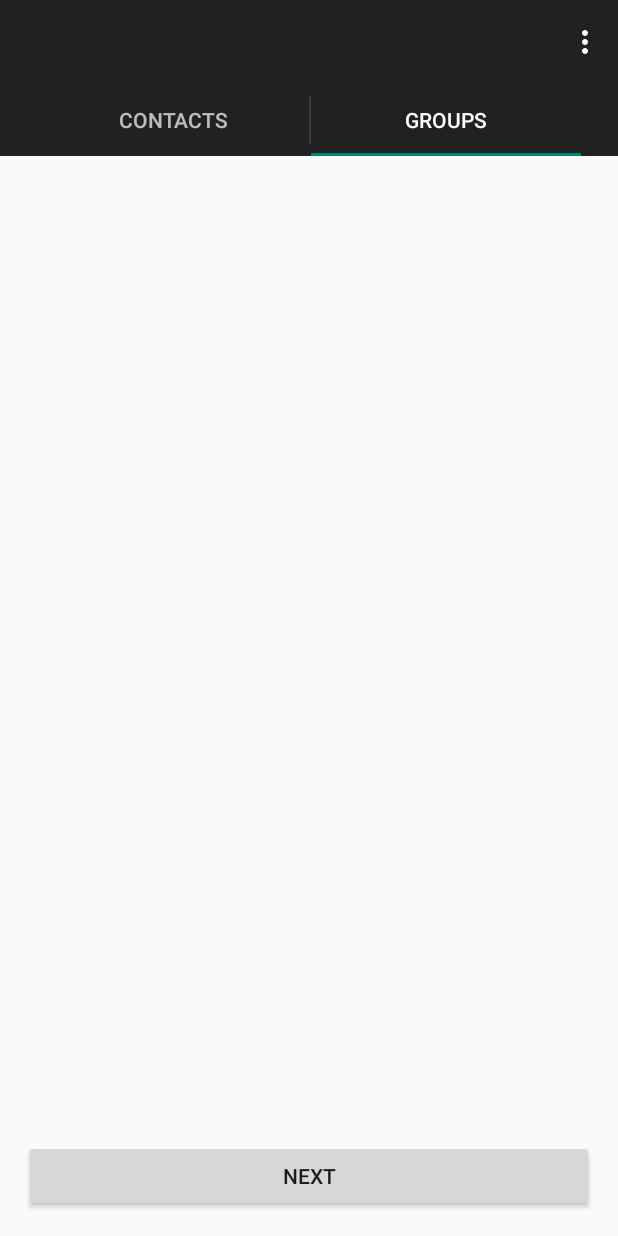
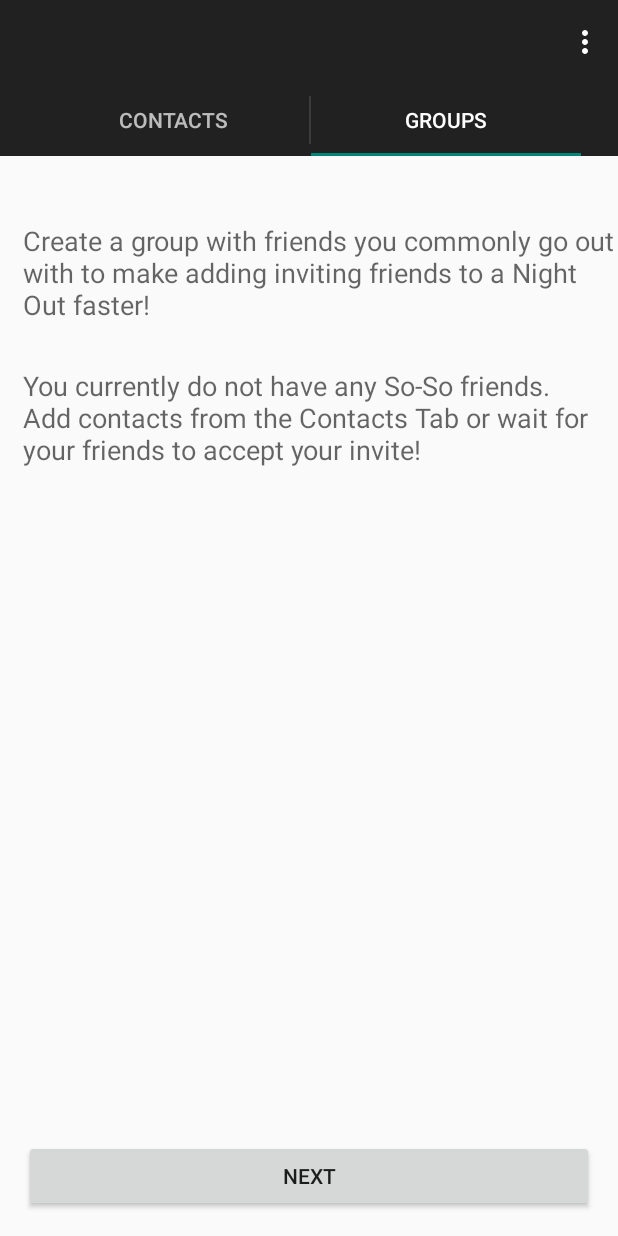
Before and after one commit to juliewiederhold/capstone, an Android app: the Contacts screen opened directly, with no data from a screen before it, tab 2 chosen, on a phone screen of 412 x 824 dp. Run offline under Robolectric (Android 15) with nearby library versions, the phone set to English and light mode, and no system bars; 4 statements that could not run were skipped.

Commit message:
added message to the group tab on Contacts

```diff
--- a/app/src/main/res/layout/fragment_group.xml
+++ b/app/src/main/res/layout/fragment_group.xml
@@ -1,6 +1,30 @@
 <?xml version="1.0" encoding="utf-8"?>
-<LinearLayout xmlns:android="http://schemas.android.com/apk/res/android"
+<RelativeLayout xmlns:android="http://schemas.android.com/apk/res/android"
     android:orientation="vertical" android:layout_width="match_parent"
-    android:layout_height="match_parent">
+    android:layout_height="match_parent"
+    android:weightSum="1">
 
-</LinearLayout>
+    <TextView
+        android:layout_width="wrap_content"
+        android:layout_height="wrap_content"
+        android:textAppearance="?android:attr/textAppearanceMedium"
+        android:text="@string/contact_group_message_when_contacts_empty"
+        android:id="@+id/contact_group_message_when_contacts_empty"
+        android:layout_below="@+id/contact_group_description"
+        android:layout_alignParentLeft="true"
+        android:layout_alignParentStart="true"
+        android:layout_marginTop="29dp"
+        android:layout_marginRight="15dp"
+        android:layout_marginLeft="15dp" />
+
+    <TextView
+        android:layout_width="wrap_content"
+        android:layout_height="wrap_content"
+        android:textAppearance="?android:attr/textAppearanceMedium"
+        android:text="@string/contact_group_description"
+        android:id="@+id/contact_group_description"
+        android:layout_marginTop="44dp"
+        android:layout_alignParentTop="true"
+        android:layout_alignLeft="@+id/contact_group_message_when_contacts_empty"
+        android:layout_alignStart="@+id/contact_group_message_when_contacts_empty" />
+</RelativeLayout>
--- a/app/src/main/res/values/strings.xml
+++ b/app/src/main/res/values/strings.xml
@@ -35,5 +35,7 @@
     <string name="action_safetyzones">Safety Zones</string>
     <string name="action_contacts">Contacts</string>
     <string name="next">Next</string>
+    <string name="contact_group_description">Create a group with friends you commonly go out with to make adding inviting friends to a Night Out faster! </string>
+    <string name="contact_group_message_when_contacts_empty">You currently do not have any So-So friends. Add contacts from the Contacts Tab or wait for your friends to accept your invite!</string>
 
 </resources>
```
